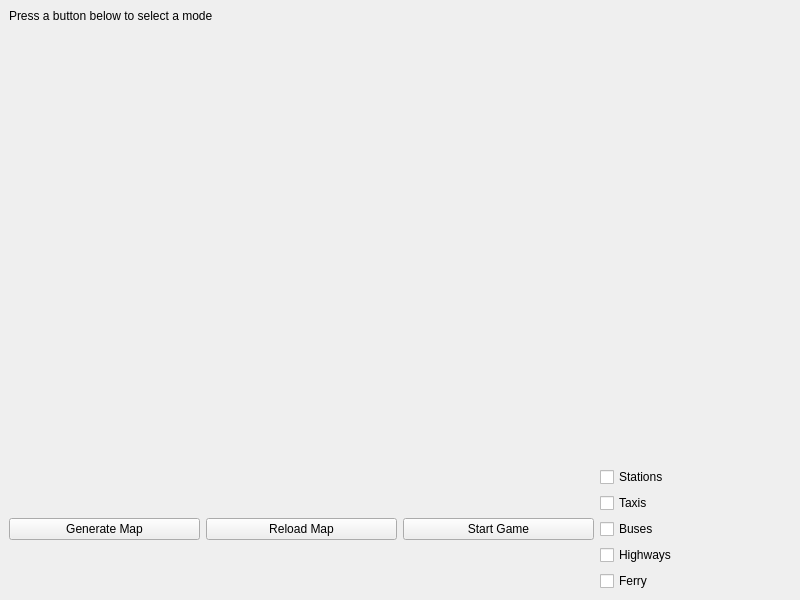
This is mainwindow.ui in nitzryan/ScotlandYardAI as Qt 5 draws it before an edit. The edited form follows.
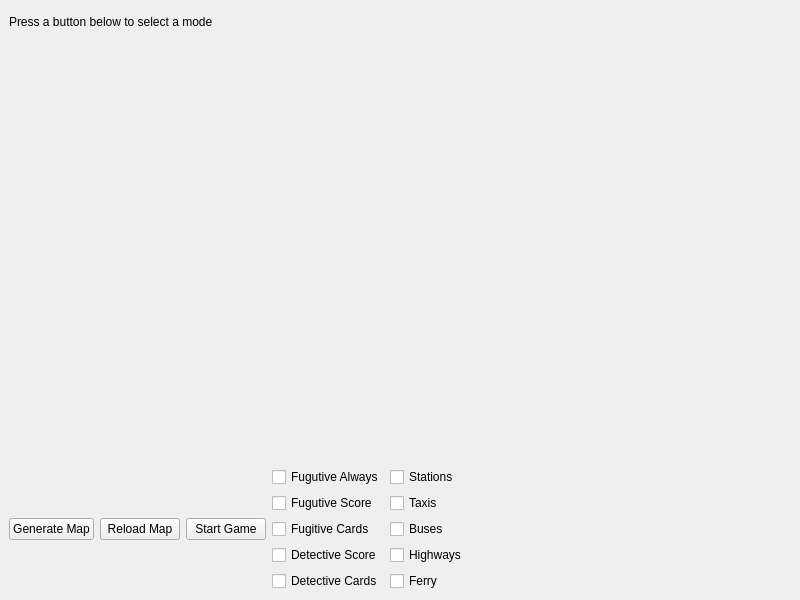
This is the edited form. Icons and pictures are not drawn. Custom widgets are drawn as their Qt base class.

Commit message: Created Widget to show eval scores

Patch:
```diff
--- a/mainwindow.ui
+++ b/mainwindow.ui
@@ -14,9 +14,15 @@
    <string>MainWindow</string>
   </property>
   <widget class="QWidget" name="centralwidget">
-   <layout class="QVBoxLayout" name="verticalLayout">
+   <layout class="QHBoxLayout" name="horizontalLayout_2">
     <item>
-     <layout class="QVBoxLayout" name="verticalLayout_2">
+     <layout class="QVBoxLayout" name="leftColumn"/>
+    </item>
+    <item>
+     <layout class="QVBoxLayout" name="mainColumn">
+      <item>
+       <widget class="ScoreWidget" name="scoreWidget" native="true"/>
+      </item>
       <item>
        <widget class="QLabel" name="lbl_Header">
         <property name="text">
@@ -24,8 +30,6 @@
         </property>
        </widget>
       </item>
-     </layout>
-    </item>
     <item>
      <widget class="GameBoard" name="board">
       <property name="sizePolicy">
@@ -84,6 +88,45 @@
         </property>
        </widget>
       </item>
+        <item>
+         <layout class="QVBoxLayout" name="verticalLayout_4">
+          <item>
+           <widget class="QCheckBox" name="cb_FugitiveAlways">
+            <property name="text">
+             <string>Fugutive Always</string>
+            </property>
+           </widget>
+          </item>
+          <item>
+           <widget class="QCheckBox" name="cb_FugitiveScore">
+            <property name="text">
+             <string>Fugutive Score</string>
+            </property>
+           </widget>
+          </item>
+          <item>
+           <widget class="QCheckBox" name="cb_FugitiveCards">
+            <property name="text">
+             <string>Fugitive Cards</string>
+            </property>
+           </widget>
+          </item>
+          <item>
+           <widget class="QCheckBox" name="cb_DetectiveScore">
+            <property name="text">
+             <string>Detective Score</string>
+            </property>
+           </widget>
+          </item>
+          <item>
+           <widget class="QCheckBox" name="cb_DetectiveCards">
+            <property name="text">
+             <string>Detective Cards</string>
+            </property>
+           </widget>
+          </item>
+         </layout>
+        </item>
       <item>
        <layout class="QVBoxLayout" name="verticalLayout_3">
         <item>
@@ -126,13 +169,28 @@
      </layout>
     </item>
    </layout>
+    </item>
+    <item>
+     <layout class="QVBoxLayout" name="rightColumn">
+      <item>
+       <widget class="QWidget" name="moveHistory" native="true"/>
+      </item>
+     </layout>
+    </item>
+   </layout>
   </widget>
  </widget>
  <customwidgets>
   <customwidget>
    <class>GameBoard</class>
    <extends>QLabel</extends>
-   <header>GameBoard.h</header>
+   <header>widgets/GameBoard.h</header>
+  </customwidget>
+  <customwidget>
+   <class>ScoreWidget</class>
+   <extends>QWidget</extends>
+   <header>widgets/ScoreWidget.h</header>
+   <container>1</container>
   </customwidget>
  </customwidgets>
  <resources>
```
Left out of the diff: 3 changed lines with no effect on the pictures. Lines whose indentation alone changed are shown as unchanged. The commit also changes 5 other files.
